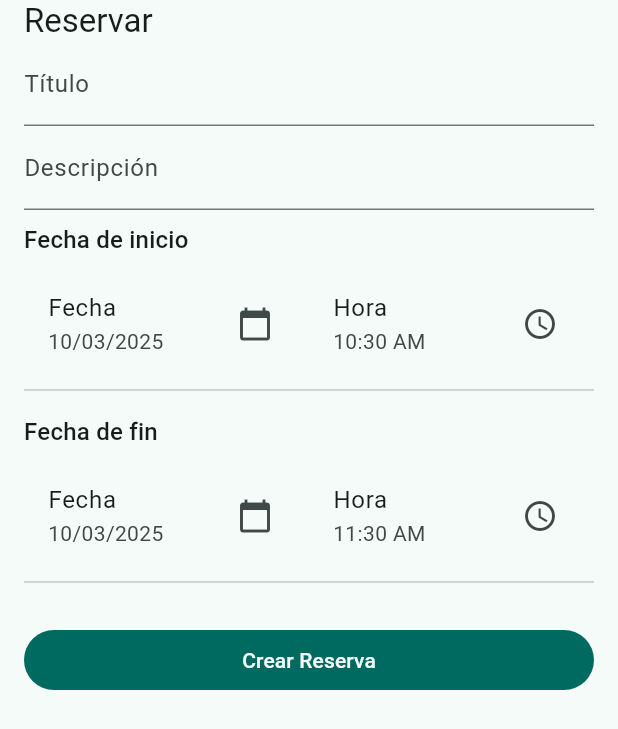
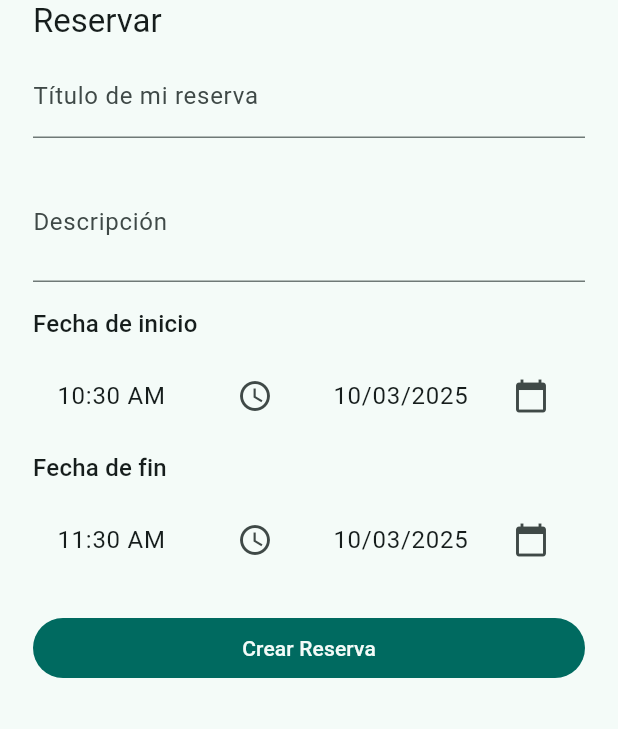
Before and after one commit to juanchiriera/PilarWork, a Flutter app: the NuevaReservaView widget shown alone on an empty page, opened directly with empty values, on a phone screen of 412 x 824 dp. Shown: the top 729 px of the screen. Run offline on Flutter 3.47's test engine with Material 3 defaults, Android fonts, the phone set to English and light mode, and no system bars; our stand-ins replace syncfusion_flutter_calendar, table_calendar; network calls fail.

Commit message:
Cambios en las reservas. Se agrega vista en popup para el detalle de la reserva.

```diff
--- a/pilarwork_app/lib/model/espacio_model.dart
+++ b/pilarwork_app/lib/model/espacio_model.dart
@@ -5,7 +5,6 @@ class Espacio {
   final bool available;
   final List<String> elementos;
   final List<String> reservas;
-  // final String descripcion;
 
   Espacio({
     required this.id,
@@ -14,7 +13,6 @@ class Espacio {
     required this.available,
     required this.elementos,
     required this.reservas,
-    // required this.descripcion,
   });
 
   factory Espacio.fromJson(Map<String, dynamic> json) {
@@ -29,7 +27,6 @@ class Espacio {
       reservas: json['reservas'] != null
           ? List<String>.from(json['reservas'].map((x) => x.toString()))
           : [],
-      // descripcion: json['descripcion'],
     );
   }
 
--- /dev/null
+++ b/pilarwork_app/lib/pages/reserva_page.dart
@@ -0,0 +1,44 @@
+import 'package:flutter/material.dart';
+import 'package:pilarwork_app/model/reserva_model.dart';
+import 'package:pilarwork_app/utils/TimeUtils.dart';
+import 'package:pilarwork_app/views/reserva_view.dart';
+import 'package:syncfusion_flutter_calendar/calendar.dart';
+
+class ReservaPage extends StatelessWidget {
+  final Reserva reserva;
+
+  const ReservaPage({super.key, required this.reserva});
+
+  @override
+  Widget build(BuildContext context) {
+    return Scaffold(
+      appBar: AppBar(
+        title: Text('Reserva'),
+      ),
+      body: ReservaView(reserva: reserva),
+    );
+  }
+}
+
+class MeetingDataSource extends CalendarDataSource {
+  Reserva reserva;
+
+  MeetingDataSource(this.reserva) {
+    appointments = [reserva];
+  }
+
+  @override
+  DateTime getStartTime(int index) {
+    return reserva.startTime;
+  }
+
+  @override
+  DateTime getEndTime(int index) {
+    return reserva.endTime;
+  }
+
+  @override
+  String getSubject(int index) {
+    return "";
+  }
+}
--- a/pilarwork_app/lib/views/calendar_view.dart
+++ b/pilarwork_app/lib/views/calendar_view.dart
@@ -21,6 +21,7 @@ class CalendarDisplay extends StatefulWidget {
 class _CalendarDisplayState extends State<CalendarDisplay> {
   @override
   Widget build(BuildContext context) {
+    var height = MediaQuery.of(context).size.height;
     return Scaffold(
       appBar: AppBar(
         title: const Text('Selecciona una fecha'),
@@ -40,6 +41,7 @@ class _CalendarDisplayState extends State<CalendarDisplay> {
               //TODO: No permitir seleccionar fechas anteriores a la actual ni horarios anteriores al actual.
               onSelectionChanged: (details) {
                 showModalBottomSheet(
+                  isScrollControlled: true,
                   context: context,
                   enableDrag: true,
                   showDragHandle: true,
--- a/pilarwork_app/lib/views/nueva_reserva_view.dart
+++ b/pilarwork_app/lib/views/nueva_reserva_view.dart
@@ -98,7 +98,7 @@ class _NuevaReservaViewState extends State<NuevaReservaView> {
   @override
   Widget build(BuildContext context) {
     return Padding(
-      padding: const EdgeInsets.only(left: 16.0, right: 16.0, bottom: 8.0),
+      padding: const EdgeInsets.only(left: 22.0, right: 22.0, bottom: 8.0),
       child: Form(
         key: _formKey,
         child: ListView(
@@ -107,17 +107,26 @@ class _NuevaReservaViewState extends State<NuevaReservaView> {
               'Reservar ${widget.espacio.name}',
               style: Theme.of(context).textTheme.titleLarge,
             ),
-            TextFormField(
+            Padding(
+              padding: const EdgeInsets.symmetric(vertical: 8.0),
+              child: TextFormField(
                 controller: _titleController,
-              decoration: const InputDecoration(labelText: 'Título'),
+                decoration:
+                    const InputDecoration(labelText: 'Título de mi reserva'),
                 validator: (value) =>
                     value?.isEmpty ?? true ? 'Ingrese un título' : null,
               ),
-            TextFormField(
+            ),
+            Padding(
+              padding: const EdgeInsets.symmetric(vertical: 8.0),
+              child: TextFormField(
                 controller: _descriptionController,
-              decoration: const InputDecoration(labelText: 'Descripción'),
+                maxLines: 2,
+                decoration: const InputDecoration(
+                    labelText: 'Descripción', disabledBorder: InputBorder.none),
                 validator: (value) =>
                     value?.isEmpty ?? true ? 'Ingrese una descripción' : null,
+              ),
             ),
             _DateTimeSection(
               label: 'Fecha de inicio',
@@ -126,7 +135,7 @@ class _NuevaReservaViewState extends State<NuevaReservaView> {
               onDatePressed: () async {
                 final date = await showDatePicker(
                   context: context,
-                  initialDate: DateTime.now(),
+                  initialDate: _startDate ?? DateTime.now(),
                   firstDate: DateTime(2000),
                   lastDate: DateTime(2101),
                 );
@@ -135,7 +144,8 @@ class _NuevaReservaViewState extends State<NuevaReservaView> {
               onTimePressed: () async {
                 final time = await showTimePicker(
                   context: context,
-                  initialTime: TimeOfDay.now(),
+                  initialTime: _startTime ??
+                      TimeOfDay.fromDateTime(_startDate ?? DateTime.now()),
                 );
                 if (time != null) setState(() => _startTime = time);
               },
@@ -147,7 +157,7 @@ class _NuevaReservaViewState extends State<NuevaReservaView> {
               onDatePressed: () async {
                 final date = await showDatePicker(
                   context: context,
-                  initialDate: DateTime.now(),
+                  initialDate: _endDate ?? DateTime.now(),
                   firstDate: DateTime(2000),
                   lastDate: DateTime(2101),
                 );
@@ -156,7 +166,8 @@ class _NuevaReservaViewState extends State<NuevaReservaView> {
               onTimePressed: () async {
                 final time = await showTimePicker(
                   context: context,
-                  initialTime: TimeOfDay.now(),
+                  initialTime: _endTime ??
+                      TimeOfDay.fromDateTime(_endDate ?? DateTime.now()),
                 );
                 if (time != null) setState(() => _endTime = time);
               },
@@ -208,26 +219,23 @@ class _DateTimeSection extends StatelessWidget {
           children: [
             Expanded(
               child: ListTile(
-                title: const Text('Fecha'),
-                subtitle: Text(date != null
+                title: Text(
+                    time != null ? time!.format(context) : 'Seleccionar hora'),
+                onTap: onTimePressed,
+                trailing: const Icon(Icons.access_time),
+              ),
+            ),
+            Expanded(
+              child: ListTile(
+                title: Text(date != null
                     ? DateFormat('dd/MM/yyyy').format(date!)
                     : 'Seleccionar fecha'),
                 onTap: onDatePressed,
                 trailing: const Icon(Icons.calendar_today),
               ),
             ),
-            Expanded(
-              child: ListTile(
-                title: const Text('Hora'),
-                subtitle: Text(
-                    time != null ? time!.format(context) : 'Seleccionar hora'),
-                onTap: onTimePressed,
-                trailing: const Icon(Icons.access_time),
-              ),
-            ),
           ],
         ),
-        const Divider(),
       ],
     );
   }
```
Also changed, not shown: pilarwork_app/lib/views/reserva_view.dart (added, +81 -0 lines), pilarwork_app/lib/widgets/espacio_list_tile.dart (+6 -1 lines), pilarwork_app/lib/widgets/reserva_list_tile.dart (+18 -0 lines). Lines whose indentation alone changed are shown as unchanged.
